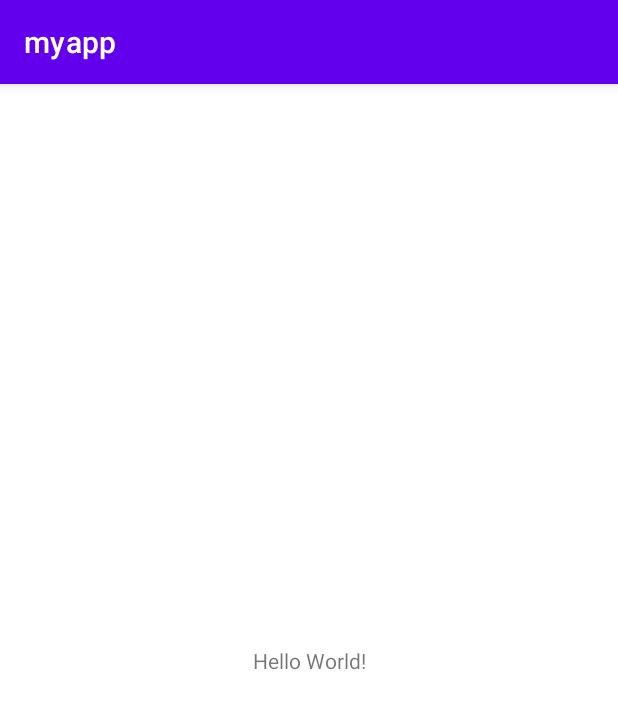
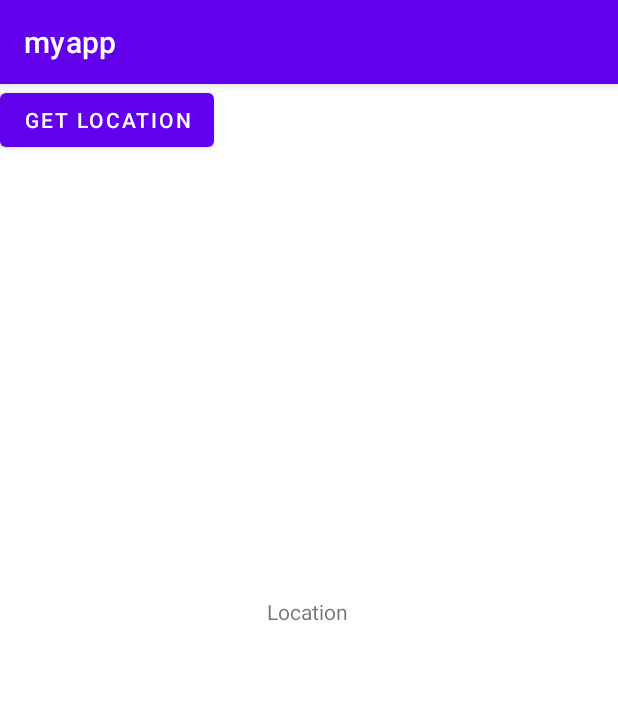
Before and after one commit to thanhchauns2/myapp, an Android app: the screen it shows after launch (MainActivity), on a phone screen of 412 x 824 dp. Shown: the top 709 px of the screen. Run offline under Robolectric (Android 15) with nearby library versions, the phone set to English and light mode, and no system bars.

Commit message:
Update activity_main.xml

```diff
--- a/myapp/app/src/main/res/layout/activity_main.xml
+++ b/myapp/app/src/main/res/layout/activity_main.xml
@@ -7,12 +7,25 @@
     tools:context=".MainActivity">
 
     <TextView
+        android:id="@+id/tv_location"
         android:layout_width="wrap_content"
         android:layout_height="wrap_content"
-        android:text="Hello World!"
+        android:text="Location"
         app:layout_constraintBottom_toBottomOf="parent"
         app:layout_constraintEnd_toEndOf="parent"
+        app:layout_constraintHorizontal_bias="0.498"
         app:layout_constraintStart_toStartOf="parent"
-        app:layout_constraintTop_toTopOf="parent" />
+        app:layout_constraintTop_toTopOf="parent"
+        app:layout_constraintVertical_bias="0.457" />
+
+    <Button
+        android:id="@+id/b_location"
+        android:layout_width="wrap_content"
+        android:layout_height="wrap_content"
+        android:text="Get location"
+        tools:ignore="MissingConstraints"
+        tools:layout_editor_absoluteX="133dp"
+        tools:layout_editor_absoluteY="371dp" />
+
 
 </androidx.constraintlayout.widget.ConstraintLayout>
```
